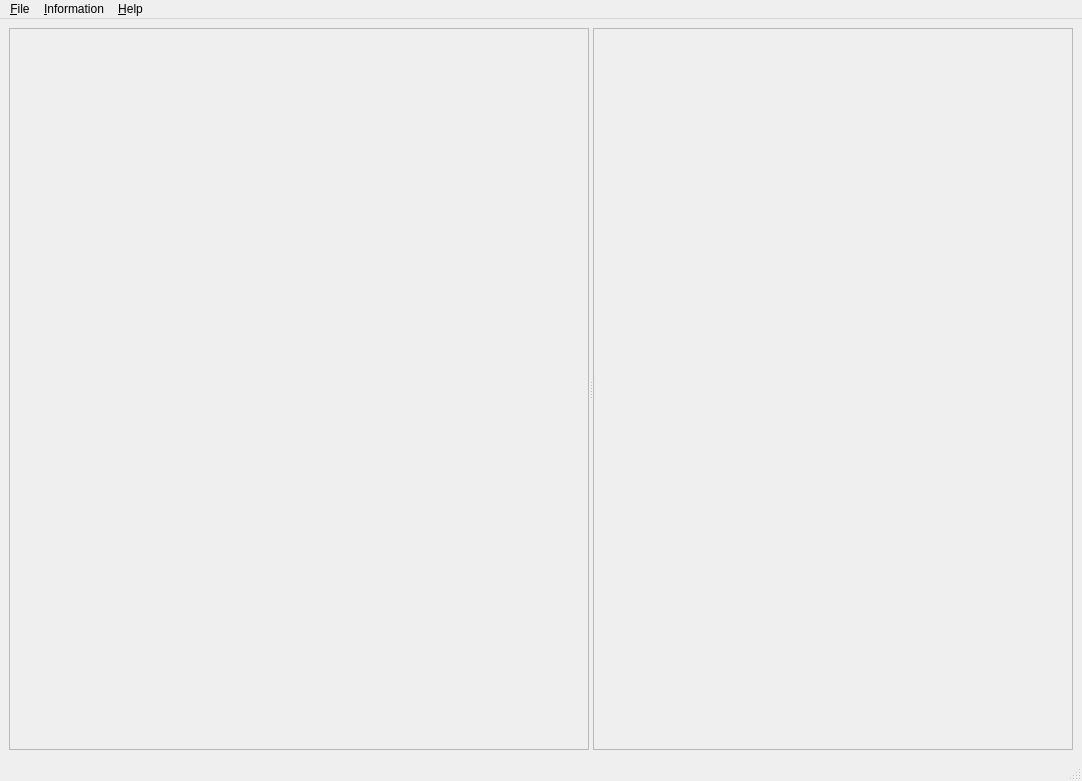
First picture: the form in iintgui/ui/iintMain.ui, repository syncope/iint-gui, before the edit.
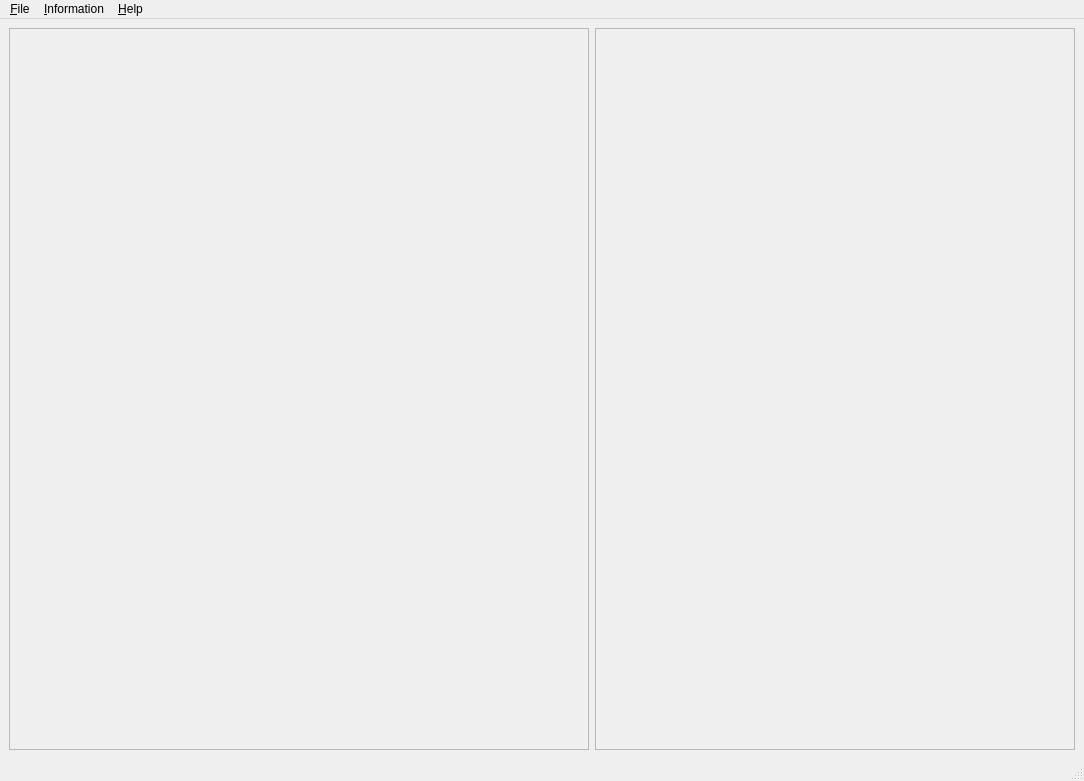
Second picture: the form after the edit.

Commit message: + implement issue #95: collapsible/expandable signal definition ++ new class from stackoverflow, ui changes, etc.

```diff
--- a/iintgui/ui/iintMain.ui
+++ b/iintgui/ui/iintMain.ui
@@ -6,7 +6,7 @@
    <rect>
     <x>0</x>
     <y>0</y>
-    <width>1044</width>
+    <width>1082</width>
     <height>781</height>
    </rect>
   </property>
@@ -16,10 +16,8 @@
   <widget class="QWidget" name="centralwidget">
    <layout class="QGridLayout" name="gridLayout">
     <item row="0" column="0">
-     <widget class="QSplitter" name="splitter">
-      <property name="orientation">
-       <enum>Qt::Horizontal</enum>
-      </property>
+     <layout class="QHBoxLayout" name="horizontalLayout">
+      <item>
       <widget class="QScrollArea" name="scrollArea">
        <property name="sizePolicy">
         <sizepolicy hsizetype="Fixed" vsizetype="Expanding">
@@ -68,6 +66,8 @@
         </property>
        </widget>
       </widget>
+      </item>
+      <item>
       <widget class="QScrollArea" name="scrollArea2">
        <property name="sizePolicy">
         <sizepolicy hsizetype="Expanding" vsizetype="Expanding">
@@ -92,13 +92,14 @@
          <rect>
           <x>0</x>
           <y>0</y>
-          <width>478</width>
-          <height>712</height>
+           <width>476</width>
+           <height>719</height>
          </rect>
         </property>
        </widget>
       </widget>
-     </widget>
+      </item>
+     </layout>
     </item>
    </layout>
   </widget>
@@ -107,8 +108,8 @@
     <rect>
      <x>0</x>
      <y>0</y>
-     <width>1044</width>
-     <height>26</height>
+     <width>1082</width>
+     <height>19</height>
     </rect>
    </property>
    <widget class="QMenu" name="menuFile">
```
Left out of the diff: 2 changed lines with no effect on the pictures. Lines whose indentation alone changed are shown as unchanged. The commit also changes 5 other files.
